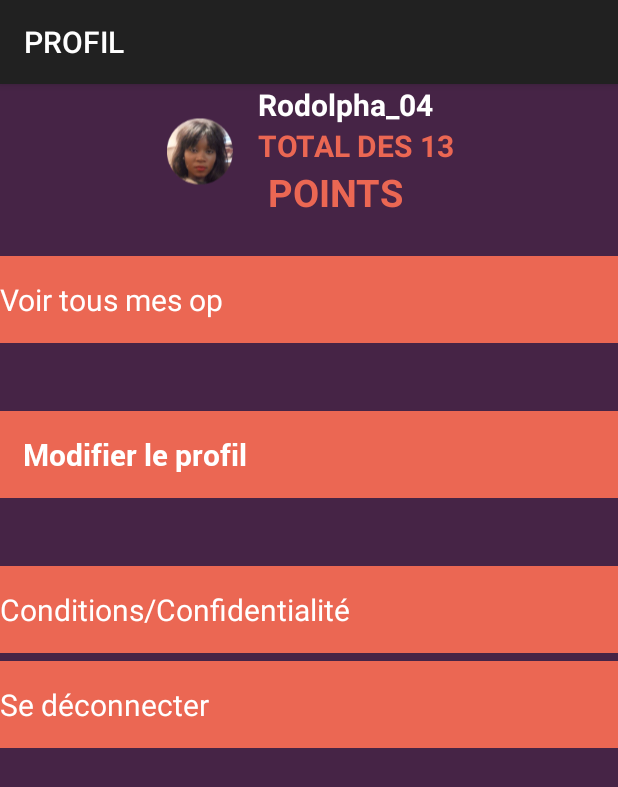
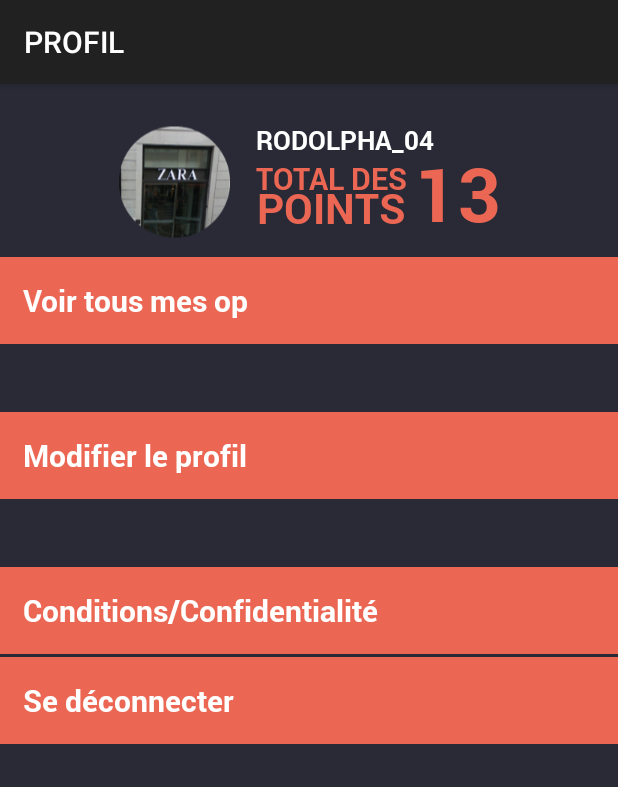
Before and after one commit to nsvir/ProjectWeekOpop, an Android app: the FragmentAccount screen opened directly, with no data from a screen before it, on a phone screen of 412 x 824 dp. Shown: the top 787 px of the screen. Run offline under Robolectric (Android 15) with nearby library versions, the phone set to English and light mode, and no system bars.

Commit message:
Profile beta 3

```diff
--- a/ProjectWeek/src/main/java/com/example/projectweek/FragmentAccount.java
+++ b/ProjectWeek/src/main/java/com/example/projectweek/FragmentAccount.java
@@ -20,12 +20,16 @@ public class FragmentAccount extends Fragment {
     public View onCreateView(LayoutInflater inflater, ViewGroup container, Bundle savedInstanceState) {
         View view = inflater.inflate(R.layout.fragment_account, container, false);
         tp = Typeface.createFromAsset(getActivity().getAssets(), "fonts/Roboto-Bold.ttf");
+
+        ((TextView) view.findViewById(R.id.profilePseudoTxt)).setTypeface(tp);
+        ((TextView) view.findViewById(R.id.profileTotalDesTxt)).setTypeface(tp);
+        ((TextView) view.findViewById(R.id.profilePointsTxt)).setTypeface(tp);
+        ((TextView) view.findViewById(R.id.profilePointsTotTxt)).setTypeface(tp);
+
+        ((TextView) view.findViewById(R.id.profileSeeOpTxt)).setTypeface(tp);
         ((TextView) view.findViewById(R.id.profileEditTxt)).setTypeface(tp);
-        ((TextView) view.findViewById(R.id.profileEditTxt)).setTypeface(tp);
-        ((TextView) view.findViewById(R.id.profileEditTxt)).setTypeface(tp);
-        ((TextView) view.findViewById(R.id.profileEditTxt)).setTypeface(tp);
-        ((TextView) view.findViewById(R.id.profileEditTxt)).setTypeface(tp);
-
+        ((TextView) view.findViewById(R.id.profileConditionTxt)).setTypeface(tp);
+        ((TextView) view.findViewById(R.id.profileDisconnectTxt)).setTypeface(tp);
         return view;
     }
 }
--- a/ProjectWeek/src/main/res/layout/fragment_account.xml
+++ b/ProjectWeek/src/main/res/layout/fragment_account.xml
@@ -4,17 +4,18 @@
     android:layout_width="match_parent"
     android:layout_height="match_parent"
     android:orientation="vertical"
-    android:background="@color/color7">
+    android:background="@color/background">
 
     <LinearLayout
         android:layout_width="match_parent"
         android:layout_height="wrap_content"
         android:orientation="horizontal"
-        android:gravity="center_horizontal">
+        android:gravity="center_horizontal"
+        android:layout_marginTop="25dp">
 
         <ImageView
             android:id="@+id/profilePicture"
-            android:src="@drawable/photo_rodolpha"
+            android:src="@drawable/photo_zara"
             android:layout_width="wrap_content"
             android:layout_height="match_parent" />
 
@@ -25,13 +26,12 @@
             android:layout_marginLeft="15dp">
 
             <TextView
-                android:id="@+id/pseudoTxt"
+                android:id="@+id/profilePseudoTxt"
                 android:layout_width="match_parent"
                 android:layout_height="wrap_content"
-                android:text="Rodolpha_04"
-                android:textStyle="bold"
+                android:text="RODOLPHA_04"
                 android:textColor="@android:color/white"
-                android:textSize="20sp"/>
+                android:textSize="17sp" />
 
             <LinearLayout
                 android:layout_width="match_parent"
@@ -44,32 +44,36 @@
                     android:orientation="vertical">
 
                     <TextView
+                        android:id="@+id/profileTotalDesTxt"
                         android:layout_width="wrap_content"
                         android:layout_height="wrap_content"
                         android:text="TOTAL DES"
-                        android:textStyle="bold"
                         android:textColor="@color/color2"
-                        android:textSize="20sp"/>
+                        android:textSize="20sp" />
 
                     <TextView
+                        android:id="@+id/profilePointsTxt"
                         android:layout_width="match_parent"
                         android:layout_height="wrap_content"
                         android:text="POINTS"
-                        android:textStyle="bold"
-                        android:textSize="25sp"
+                        android:textSize="28sp"
                         android:textColor="@color/color2"
-                        android:gravity="center"/>
+                        android:gravity="center_horizontal"
+                        android:layout_marginTop="-13dp"/>
                 </LinearLayout>
 
                 <TextView
+                    android:id="@+id/profilePointsTotTxt"
                     android:layout_width="wrap_content"
-                    android:layout_height="match_parent"
+                    android:layout_height="wrap_content"
                     android:text="13"
                     android:layout_marginLeft="5dp"
-                    android:textStyle="bold"
-                    android:textSize="20sp"
+                    android:textSize="50sp"
                     android:textColor="@color/color2"
-                    android:gravity="top"/>
+                    android:gravity="top"
+                    android:includeFontPadding="false"
+                    android:layout_marginTop="-10dp"/>
+
             </LinearLayout>
         </LinearLayout>
     </LinearLayout>
@@ -82,9 +86,8 @@
         android:textColor="@android:color/white"
         android:textSize="20sp"
         android:background="@color/color2"
-        android:paddingTop="@dimen/profile_line"
-        android:paddingBottom="@dimen/profile_line"
-        android:layout_marginTop="25dp"/>
+        android:padding="@dimen/profile_line"
+        android:layout_marginTop="10dp" />
 
     <TextView
         android:id="@+id/profileEditTxt"
@@ -95,7 +98,7 @@
         android:textSize="20sp"
         android:background="@color/color2"
         android:padding="@dimen/profile_line"
-        android:layout_marginTop="45dp"/>
+        android:layout_marginTop="45dp" />
 
     <TextView
         android:id="@+id/profileConditionTxt"
@@ -105,9 +108,8 @@
         android:textColor="@android:color/white"
         android:textSize="20sp"
         android:background="@color/color2"
-        android:paddingTop="@dimen/profile_line"
-        android:paddingBottom="@dimen/profile_line"
-        android:layout_marginTop="45dp"/>
+        android:padding="@dimen/profile_line"
+        android:layout_marginTop="45dp" />
 
     <TextView
         android:id="@+id/profileDisconnectTxt"
@@ -117,7 +119,6 @@
         android:textColor="@android:color/white"
         android:textSize="20sp"
         android:background="@color/color2"
-        android:paddingTop="@dimen/profile_line"
-        android:paddingBottom="@dimen/profile_line"
-        android:layout_marginTop="5dp"/>
+        android:padding="@dimen/profile_line"
+        android:layout_marginTop="2dp" />
 </LinearLayout>
```
Also changed, not shown: 1 other file.
